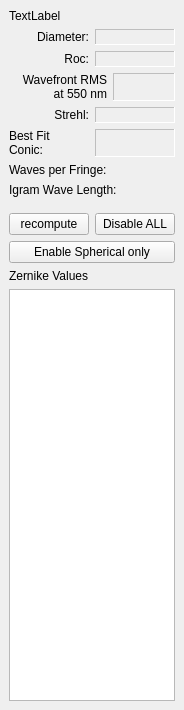
Old version of the form metricsdisplay.ui in the repository githubdoe/DFTFringe.
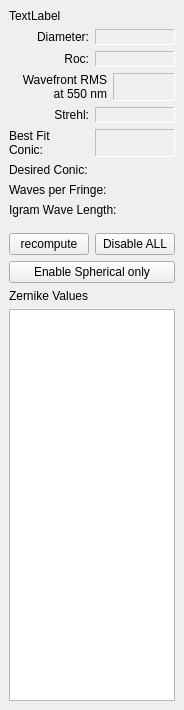
New version of the form.

The edit to the form file:
```diff
--- a/metricsdisplay.ui
+++ b/metricsdisplay.ui
@@ -13,7 +13,7 @@
   <property name="minimumSize">
    <size>
     <width>176</width>
-    <height>389</height>
+    <height>408</height>
    </size>
   </property>
   <property name="windowTitle">
@@ -194,6 +194,13 @@
       </item>
      </layout>
     </item>
+    <item>
+     <widget class="QLabel" name="desiredConicLb">
+      <property name="text">
+       <string>Desired Conic:</string>
+      </property>
+     </widget>
+    </item>
     <item>
      <widget class="QLabel" name="wavesPerFringe">
       <property name="text">
```
